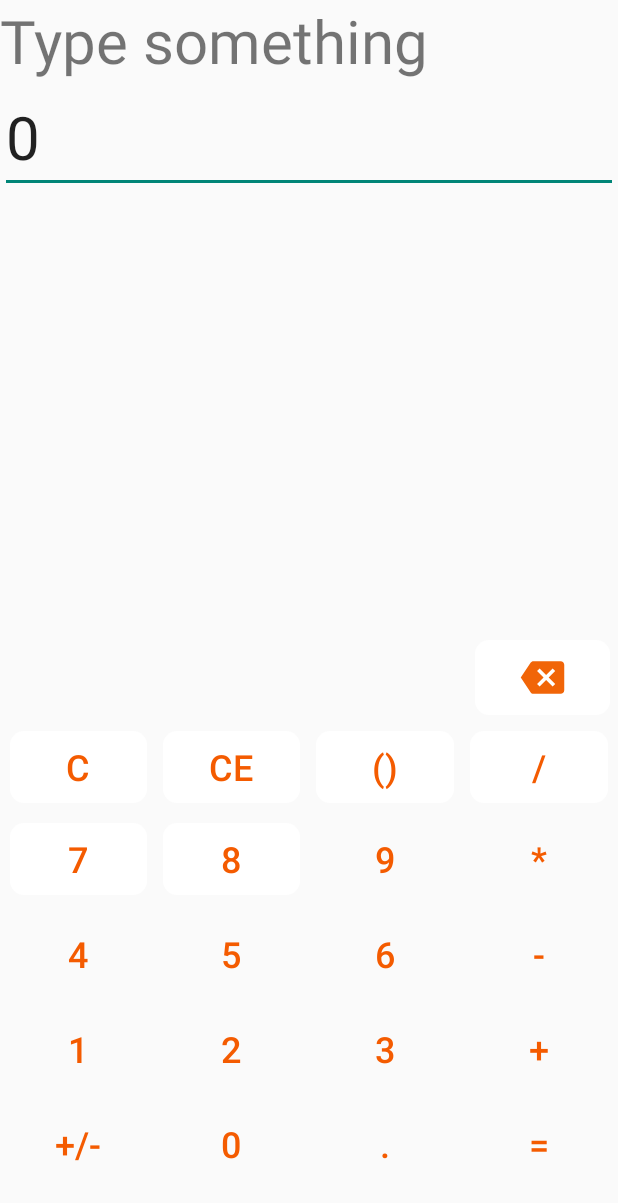
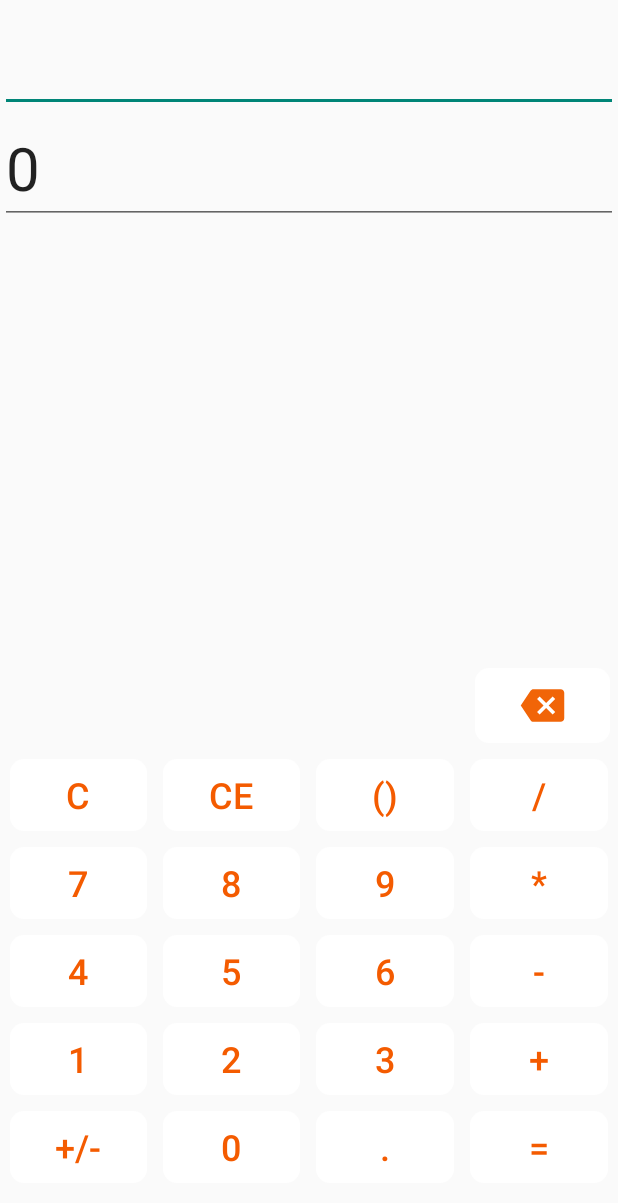
Before and after one commit to just-NPT/Caculator, an Android app: the screen it shows after launch (MainActivity), on a phone screen of 412 x 824 dp. Shown: the top 1203 px of the screen. Run offline under Robolectric (Android 15) with nearby library versions, the phone set to English and light mode, and no system bars.

Commit message:
second commit

```diff
--- a/calculator/app/src/main/java/com/example/calculator/MainActivity.java
+++ b/calculator/app/src/main/java/com/example/calculator/MainActivity.java
@@ -6,155 +6,268 @@ import android.os.Bundle;
 import android.text.SpannableString;
 import android.text.SpannableStringBuilder;
 import android.view.View;
+import android.widget.Button;
 import android.widget.EditText;
+import android.widget.ImageButton;
 import android.widget.TextView;
 
 
 
 public class MainActivity extends AppCompatActivity {
-    private String oldNumber;
-    private String op;
+    String curr, res ;
+    Boolean dot_status,op_status;
 
-    private EditText input;
-    private TextView display;
+    private EditText calculation,result;
+    private Button btn0;
+    private Button btn1;
+    private Button btn2;
+    private Button btn3;
+    private Button btn4;
+    private Button btn5;
+    private Button btn6;
+    private Button btn7;
+    private Button btn8;
+    private Button btn9;
+    private Button btnMul;
+    private Button btnDiv;
+    private Button btnPlus;
+    private Button btnMinus;
+    private Button btnDot;
+    private ImageButton btnDel;
+    private Button btnClear;
+    private Button btnCE;
+    private Button btnEqual;
 
     @Override
     protected void onCreate(Bundle savedInstanceState) {
         super.onCreate(savedInstanceState);
         setContentView(R.layout.activity_main);
 
-        display = findViewById(R.id.input);
-        input = findViewById(R.id.text2);
+        calculation =(EditText) findViewById(R.id.calculation);
+        result =(EditText) findViewById(R.id.result);
 
-        input.setShowSoftInputOnFocus(false);
+        curr ="";
+        res = "";
+        dot_status = false;
+        op_status = false;
 
-        display.setOnClickListener(new View.OnClickListener() {
+        btn0 =(Button) findViewById(R.id.Zero);
+        btn1 =(Button) findViewById(R.id.One);
+        btn2 =(Button) findViewById(R.id.Two);
+        btn3 =(Button) findViewById(R.id.Three);
+        btn4 =(Button) findViewById(R.id.Four);
+        btn5 =(Button) findViewById(R.id.Five);
+        btn6 =(Button) findViewById(R.id.Six);
+        btn7 =(Button) findViewById(R.id.Seven);
+        btn8 =(Button) findViewById(R.id.Eight);
+        btn9 =(Button) findViewById(R.id.Nine);
+        btnMul =(Button) findViewById(R.id.MultiBTN);
+        btnDiv =(Button) findViewById(R.id.DivBTN);
+        btnPlus =(Button) findViewById(R.id.PlusBTN);
+        btnMinus =(Button) findViewById(R.id.MinusBTN);
+        btnDot =(Button) findViewById(R.id.Dot);
+        btnDel = (ImageButton) findViewById(R.id.back_space);
+        btnClear =(Button) findViewById(R.id.Clear);
+        btnCE =(Button) findViewById(R.id.Clear_EntryBTN);
+        btnEqual = (Button) findViewById(R.id.Equal);
+
+        btn0.setOnClickListener(new View.OnClickListener() {
             @Override
             public void onClick(View view) {
-                if(getString(R.string.display).equals(display.getText().toString())){
-                    display.setText("");
+                curr = curr + "0";
+                DisplayOne(curr);
+            }
+        });
+
+        btn1.setOnClickListener(new View.OnClickListener() {
+            @Override
+            public void onClick(View view) {
+                curr = curr + "1";
+                DisplayOne(curr);
+            }
+        });
+
+        btn2.setOnClickListener(new View.OnClickListener() {
+            @Override
+            public void onClick(View view) {
+                curr = curr + "2";
+                DisplayOne(curr);
+            }
+        });
+
+        btn3.setOnClickListener(new View.OnClickListener() {
+            @Override
+            public void onClick(View view) {
+                curr = curr + "3";
+                DisplayOne(curr);
+            }
+        });
+
+        btn4.setOnClickListener(new View.OnClickListener() {
+            @Override
+            public void onClick(View view) {
+                curr = curr + "4";
+                DisplayOne(curr);
+            }
+        });
+
+        btn5.setOnClickListener(new View.OnClickListener() {
+            @Override
+            public void onClick(View view) {
+                curr = curr + "5";
+                DisplayOne(curr);
+            }
+        });
+
+        btn6.setOnClickListener(new View.OnClickListener() {
+            @Override
+            public void onClick(View view) {
+                curr = curr + "6";
+                DisplayOne(curr);
+            }
+        });
+
+        btn7.setOnClickListener(new View.OnClickListener() {
+            @Override
+            public void onClick(View view) {
+                curr = curr + "7";
+                DisplayOne(curr);
+            }
+        });
+
+        btn8.setOnClickListener(new View.OnClickListener() {
+            @Override
+            public void onClick(View view) {
+                curr = curr + "8";
+                DisplayOne(curr);
+            }
+        });
+
+        btn9.setOnClickListener(new View.OnClickListener() {
+            @Override
+            public void onClick(View view) {
+                curr = curr + "9";
+                DisplayOne(curr);
+            }
+        });
+
+        btnDot.setOnClickListener(new View.OnClickListener() {
+            @Override
+            public void onClick(View view) {
+                if(!dot_status){
+                    curr = curr + ".";
+                    dot_status = true;
+                    DisplayOne(curr);
                 }
             }
         });
 
-        input.setOnClickListener(new View.OnClickListener() {
+        btnMinus.setOnClickListener(new View.OnClickListener() {
             @Override
             public void onClick(View view) {
-                if(getString(R.string.input).equals(input.getText().toString())){
-                    input.setText("");
+                if(curr.charAt(curr.length() - 1) == '.'){
+                    curr = curr.substring(0,curr.length()-1);
+                }
+                if (!op_status){
+                    curr = curr + " - ";
+                    DisplayOne(curr);
+                    op_status = true;
+                }
+            }
+        });
+
+        btnPlus.setOnClickListener(new View.OnClickListener() {
+            @Override
+            public void onClick(View view) {
+                if(curr.charAt(curr.length() - 1) == '.'){
+                    curr = curr.substring(0,curr.length()-1);
+                }
+                if (!op_status){
+                    curr = curr + " + ";
+                    DisplayOne(curr);
+                    op_status = true;
+                }
+            }
+        });
+
+        btnDiv.setOnClickListener(new View.OnClickListener() {
+            @Override
+            public void onClick(View view) {
+                if(curr.charAt(curr.length() - 1) == '.'){
+                    curr = curr.substring(0,curr.length()-1);
+                }
+                if (!op_status){
+                    curr = curr + " / ";
+                    DisplayOne(curr);
+                    op_status = true;
+                }
+            }
+        });
+
+        btnMul.setOnClickListener(new View.OnClickListener() {
+            @Override
+            public void onClick(View view) {
+                if(curr.charAt(curr.length() - 1) == '.'){
+                    curr = curr.substring(0,curr.length()-1);
+                }
+                if (!op_status){
+                    curr = curr + " * ";
+                    DisplayOne(curr);
+                    op_status = true;
+                }
+            }
+        });
+
+        btnDel.setOnClickListener(new View.OnClickListener() {
+            @Override
+            public void onClick(View view) {
+                backSpace();
+                DisplayOne(curr);
+            }
+        });
+
+        btnEqual.setOnClickListener(new View.OnClickListener() {
+            @Override
+            public void onClick(View view) {
+                if(op_status && curr.charAt(curr.length()-1) != ' '){
+                    String[] Tokens = curr.split(" ");
+                    switch (Tokens[1].charAt(0)){
+                        case '+':
+                            res = Double.toString(Double.parseDouble(Tokens[0]) + Double.parseDouble(Tokens[2]));
+                            break;
+                        case '-':
+                            res = Double.toString(Double.parseDouble(Tokens[0]) - Double.parseDouble(Tokens[2]));
+                            break;
+                        case '*':
+                            res = Double.toString(Double.parseDouble(Tokens[0]) * Double.parseDouble(Tokens[2]));
+                            break;
+                        case '/':
+                            res = Double.toString(Double.parseDouble(Tokens[0]) / Double.parseDouble(Tokens[2]));
+                            break;
+                    }
+                    DisplayTwo(res);
                 }
             }
         });
     }
 
-    public void updateDisplay(String StrToAdd){
-        String oldStr = display.getText().toString();
-        int cursorPos = display.getSelectionStart();
-        String leftStr = oldStr.substring(0,cursorPos);
-        String rightStr = oldStr.substring(cursorPos);
-        if(getString(R.string.display).equals(display.getText().toString())){
-            display.setText(StrToAdd);
-        }else{
-            display.setText(String.format("%s%s%s",leftStr,StrToAdd,rightStr));
+    public void DisplayOne(String s){
+        calculation.setText(s);
+    }
+
+    public void DisplayTwo(String s){
+        result.setText(s);
+    }
+
+    public void backSpace(){
+        if(!curr.isEmpty()){
+            if(curr.charAt(curr.length()-1) == '.'){
+                dot_status = false;
+            }
+            if(curr.charAt(curr.length()-1) == ' '){
+                op_status = false;
+                curr=curr.substring(0,curr.length()-3);
+            }else curr = curr.substring(0,curr.length()-1);
         }
     }
-
-    public void updateInput(String StrToAdd){
-        String oldStr = input.getText().toString();
-        int cursorPos = input.getSelectionStart();
-        String leftStr = oldStr.substring(0,cursorPos);
-        String rightStr = oldStr.substring(cursorPos);
-        if(getString(R.string.input).equals(input.getText().toString())){
-            input.setText(StrToAdd);
-            input.setSelection(cursorPos+1);
-        }else{
-        input.setText(String.format("%s%s%s",leftStr,StrToAdd,rightStr));
-        input.setSelection(cursorPos + 1);
-        }
-    }
-
-    public void ZeroBTN(View view){
-        updateInput("0");
-    }
-
-    public void OneBTN(View view){
-        updateInput("1");
-    }
-
-    public void TwoBTN(View view){
-        updateInput("2");
-    }
-
-    public void ThreeBTN(View view){
-        updateInput("3");
-    }
-
-    public void FourBTN(View view){
-        updateInput("4");
-    }
-
-    public void FiveBTN(View view){
-        updateInput("5");
-    }
-
-    public void SixBTN(View view){
-        updateInput("6");
-    }
-
-    public void SevenBTN(View view){
-        updateInput("7");
-    }
-
-    public void EightBTN(View view){
-        updateInput("8");
-    }
-
-    public void NineBTN(View view){
-        updateInput("9");
-    }
-
-    public void TenBTN(View view){
-        updateInput("10");
-    }
-
-    public void EqualBTN(View view){
-
-    }
-
-    public void BackspaceBTN(View view){
-        int cursorPos = display.getSelectionStart();
-        int textLen = display.getText().length();
-
-        if(cursorPos != 0 && textLen != 0) {
-            SpannableStringBuilder selection = (SpannableStringBuilder) display.getText();
-            selection.replace(cursorPos - 1, cursorPos, "");
-            display.setText(selection);
-        }
-    }
-
-
-    public void operatorEvent(View view){
-        oldNumber = input.getText().toString();
-        switch (view.getId()){
-            case R.id.PlusBTN: {
-                updateInput("+");
-                op = "+";
-
-                break;
-            }
-            case R.id.MinusBTN: {
-                updateInput("-");
-                op = "-";break;
-            }
-            case R.id.MultiBTN: {
-                updateInput("*");
-                op = "*";break;
-            }
-            case R.id.DivBTN: {
-                updateInput("/");
-                op = "/";break;
-            }
-        }
-    }
-
 }
--- a/calculator/app/src/main/res/layout/activity_main.xml
+++ b/calculator/app/src/main/res/layout/activity_main.xml
@@ -72,42 +72,41 @@
             android:layout_height="match_parent">
 
             <Button
-                android:id="@+id/button8"
+                android:id="@+id/Seven"
                 style="@style/Widget.AppCompat.Button.Borderless"
                 android:layout_width="wrap_content"
                 android:layout_height="wrap_content"
                 android:layout_margin="5dp"
                 android:layout_weight="1"
                 android:background="@drawable/button"
-                android:onClick="SevenBTN"
                 android:text="@string/Seven"
                 android:textColor="#F45B00"
                 android:textSize="24sp" />
 
             <Button
-                android:id="@+id/button9"
+                android:id="@+id/Eight"
                 style="@style/Widget.AppCompat.Button.Borderless"
                 android:layout_width="wrap_content"
                 android:layout_height="wrap_content"
                 android:layout_margin="5dp"
                 android:layout_weight="1"
                 android:background="@drawable/button"
-                android:onClick="EightBTN"
                 android:text="@string/Eight"
                 android:textColor="#F45B00"
                 android:textSize="24sp" />
 
             <Button
-                android:id="@+id/button7"
+                android:id="@+id/Nine"
                 style="@style/Widget.AppCompat.Button.Borderless"
                 android:layout_width="wrap_content"
                 android:layout_height="wrap_content"
                 android:layout_margin="5dp"
                 android:layout_weight="1"
-                android:onClick="NineBTN"
                 android:text="@string/Nine"
                 android:textColor="#F45B00"
-                android:textSize="24sp" />
+                android:textSize="24sp"
+                android:background="@drawable/button"
+                />
 
             <Button
                 android:id="@+id/MultiBTN"
@@ -118,7 +117,9 @@
                 android:layout_margin="5dp"
                 android:textColor="#F45B00"
                 style="@style/Widget.AppCompat.Button.Borderless"
-                android:textSize="24sp"/>
+                android:textSize="24sp"
+                android:background="@drawable/button"
+                />
         </TableRow>
 
         <TableRow
@@ -132,10 +133,11 @@
                 android:layout_height="wrap_content"
                 android:layout_margin="5dp"
                 android:layout_weight="1"
-                android:onClick="FourBTN"
                 android:text="@string/Four"
                 android:textColor="#F45B00"
-                android:textSize="24sp" />
+                android:textSize="24sp"
+                android:background="@drawable/button"
+                />
 
             <Button
                 android:id="@+id/Five"
@@ -144,10 +146,11 @@
                 android:layout_height="wrap_content"
                 android:layout_margin="5dp"
                 android:layout_weight="1"
-                android:onClick="FiveBTN"
                 android:text="@string/Five"
                 android:textColor="#F45B00"
-                android:textSize="24sp" />
+                android:textSize="24sp"
+                android:background="@drawable/button"
+                />
 
             <Button
                 android:id="@+id/Six"
@@ -156,10 +159,11 @@
                 android:layout_height="wrap_content"
                 android:layout_margin="5dp"
                 android:layout_weight="1"
-                android:onClick="SixBTN"
                 android:text="@string/Six"
                 android:textColor="#F45B00"
-                android:textSize="24sp" />
+                android:textSize="24sp"
+                android:background="@drawable/button"
+                />
 
             <Button
                 android:id="@+id/MinusBTN"
@@ -170,7 +174,9 @@
                 android:layout_margin="5dp"
                 android:textColor="#F45B00"
                 style="@style/Widget.AppCompat.Button.Borderless"
-                android:textSize="24sp"/>
+                android:textSize="24sp"
+                android:background="@drawable/button"
+                />
         </TableRow>
 
         <TableRow
@@ -184,10 +190,11 @@
                 android:layout_height="wrap_content"
                 android:layout_margin="5dp"
                 android:layout_weight="1"
-                android:onClick="OneBTN"
                 android:text="@string/One"
                 android:textColor="#F45B00"
-                android:textSize="24sp" />
+                android:textSize="24sp"
+                android:background="@drawable/button"
+                />
 
             <Button
                 android:id="@+id/Two"
@@ -196,10 +203,11 @@
                 android:layout_height="wrap_content"
                 android:layout_margin="5dp"
                 android:layout_weight="1"
-                android:onClick="TwoBTN"
                 android:text="@string/Two"
                 android:textColor="#F45B00"
-                android:textSize="24sp" />
+                android:textSize="24sp"
+                android:background="@drawable/button"
+                />
 
             <Button
                 android:id="@+id/Three"
@@ -208,10 +216,11 @@
                 android:layout_height="wrap_content"
                 android:layout_margin="5dp"
                 android:layout_weight="1"
-                android:onClick="ThreeBTN"
                 android:text="@string/Three"
                 android:textColor="#F45B00"
-                android:textSize="24sp" />
+                android:textSize="24sp"
+                android:background="@drawable/button"
+                />
 
             <Button
                 android:id="@+id/PlusBTN"
@@ -222,7 +231,9 @@
                 android:layout_margin="5dp"
                 android:textColor="#F45B00"
                 style="@style/Widget.AppCompat.Button.Borderless"
-                android:textSize="24sp"/>
+                android:textSize="24sp"
+                android:background="@drawable/button"
+                />
         </TableRow>
 
         <TableRow
@@ -238,7 +249,9 @@
                 android:layout_margin="5dp"
                 android:textColor="#F45B00"
                 style="@style/Widget.AppCompat.Button.Borderless"
-                android:textSize="24sp"/>
+                android:textSize="24sp"
+                android:background="@drawable/button"
+                />
 
             <Button
                 android:id="@+id/Zero"
@@ -247,21 +260,24 @@
                 android:layout_height="wrap_content"
                 android:layout_margin="5dp"
                 android:layout_weight="1"
-                android:onClick="ZeroBTN"
                 android:text="@string/Zero"
                 android:textColor="#F45B00"
-                android:textSize="24sp" />
+                android:textSize="24sp"
+                android:background="@drawable/button"
+                />
 
             <Button
-                android:id="@+id/Point"
+                android:id="@+id/Dot"
+                style="@style/Widget.AppCompat.Button.Borderless"
                 android:layout_width="wrap_content"
                 android:layout_height="wrap_content"
-                android:text="@string/Point"
+                android:layout_margin="5dp"
                 android:layout_weight="1"
-                android:layout_margin="5dp"
+                android:text="@string/Dot"
                 android:textColor="#F45B00"
-                style="@style/Widget.AppCompat.Button.Borderless"
-                android:textSize="24sp"/>
+                android:textSize="24sp"
+                android:background="@drawable/button"
+                />
 
             <Button
                 android:id="@+id/Equal"
@@ -272,31 +288,37 @@
                 android:layout_margin="5dp"
                 android:textColor="#F45B00"
                 style="@style/Widget.AppCompat.Button.Borderless"
-                android:textSize="24sp"/>
+                android:textSize="24sp"
+                android:background="@drawable/button"
+                />
         </TableRow>
     </TableLayout>
-    <TextView
-        android:id="@+id/input"
+
+    <EditText
+        android:id="@+id/calculation"
         android:layout_width="0dp"
         android:layout_height="wrap_content"
-        android:text="@string/display"
+        android:autofillHints=""
+        android:inputType="number"
+        android:text="@string/calculation"
         android:textSize="40sp"
         app:layout_constraintEnd_toEndOf="parent"
         app:layout_constraintStart_toStartOf="parent"
         app:layout_constraintTop_toTopOf="parent" />
 
     <EditText
-        android:id="@+id/textView2"
+        android:id="@+id/result"
         android:layout_width="0dp"
         android:layout_height="wrap_content"
-        android:text="@string/input"
+        android:autofillHints=""
+        android:inputType="number"
+        android:text="@string/result"
         android:textSize="40sp"
         app:layout_constraintBottom_toTopOf="@+id/tableLayout"
         app:layout_constraintEnd_toEndOf="parent"
         app:layout_constraintStart_toStartOf="parent"
-        app:layout_constraintTop_toBottomOf="@+id/input"
-        app:layout_constraintVertical_bias="0.0"
-        android:importantForAutofill="no" />
+        app:layout_constraintTop_toBottomOf="@+id/calculation"
+        app:layout_constraintVertical_bias="0.0" />
 
     <ImageButton
         android:id="@+id/back_space"
@@ -306,12 +328,11 @@
         android:layout_margin="5dp"
         android:background="@drawable/button"
         android:contentDescription="@string/backspace"
-        android:onClick="BackspaceBTN"
         app:layout_constraintBottom_toTopOf="@+id/tableLayout"
         app:layout_constraintEnd_toEndOf="parent"
         app:layout_constraintHorizontal_bias="1.0"
         app:layout_constraintStart_toStartOf="parent"
-        app:layout_constraintTop_toBottomOf="@+id/textView2"
+        app:layout_constraintTop_toBottomOf="@+id/result"
         app:layout_constraintVertical_bias="1.0"
         app:srcCompat="@drawable/ic_backspace1_foreground"
         tools:ignore="ImageContrastCheck" />
--- a/calculator/app/src/main/res/values/strings.xml
+++ b/calculator/app/src/main/res/values/strings.xml
@@ -11,7 +11,6 @@
     <string name="Seven">7</string>
     <string name="Eight">8</string>
     <string name="Nine">9</string>
-    <string name="Ten">10</string>
 
     <string name="Multi">*</string>
     <string name="Div">/</string>
@@ -20,13 +19,13 @@
     <string name="Equal">=</string>
 
     <string name="back_space"> </string>
-    <string name="Point">.</string>
+    <string name="Dot">.</string>
 
     <string name="clear">C</string>
     <string name="clear_entry">CE</string>
     <string name="parentheses">()</string>
-    <string name="display">Type something</string>
-    <string name="input">0</string>
+    <string name="calculation"> </string>
+    <string name="result">0</string>
     <string name="backspace">backspace</string>
     <string name="plusMinusBTN">+/-</string>
 
```
